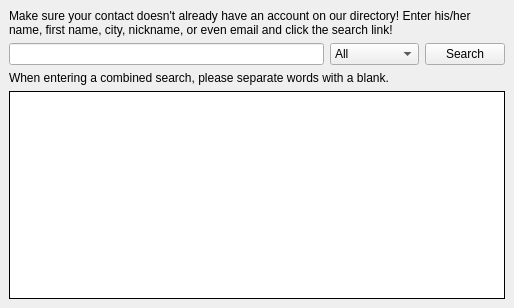
tkrotoff/WengoPhone, file wengophone/src/presentation/qt/webservices/directory/WsDirectory.ui: the form before one commit.
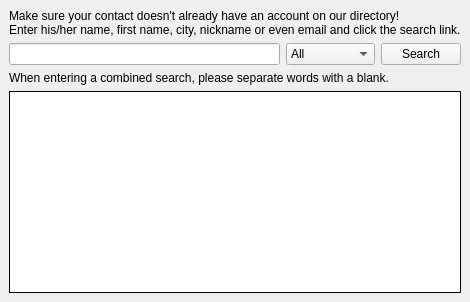
The form after the commit.

Commit message: - VideoSettings fully implemented, works fine now - QtSms uses UIC approach - Starting working on ContactPresenceStateChangedEvent for toaster/notification

The edit to the form file:
```diff
--- a/wengophone/src/presentation/qt/webservices/directory/WsDirectory.ui
+++ b/wengophone/src/presentation/qt/webservices/directory/WsDirectory.ui
@@ -8,8 +8,8 @@
    <rect>
     <x>0</x>
     <y>0</y>
-    <width>514</width>
-    <height>308</height>
+    <width>428</width>
+    <height>302</height>
    </rect>
   </property>
   <property name="windowTitle" >
@@ -69,10 +69,7 @@
    <item row="0" column="0" colspan="3" >
     <widget class="QLabel" name="label" >
      <property name="text" >
-      <string>Make sure your contact doesn't already have an account on our directory! Enter his/her name, first name, city, nickname, or even email and click the search link!</string>
-     </property>
-     <property name="wordWrap" >
-      <bool>true</bool>
+      <string>Make sure your contact doesn't already have an account on our directory!&lt;br>Enter his/her name, first name, city, nickname or even email and click the search link.</string>
      </property>
     </widget>
    </item>
```
The commit also changes 24 other files.
